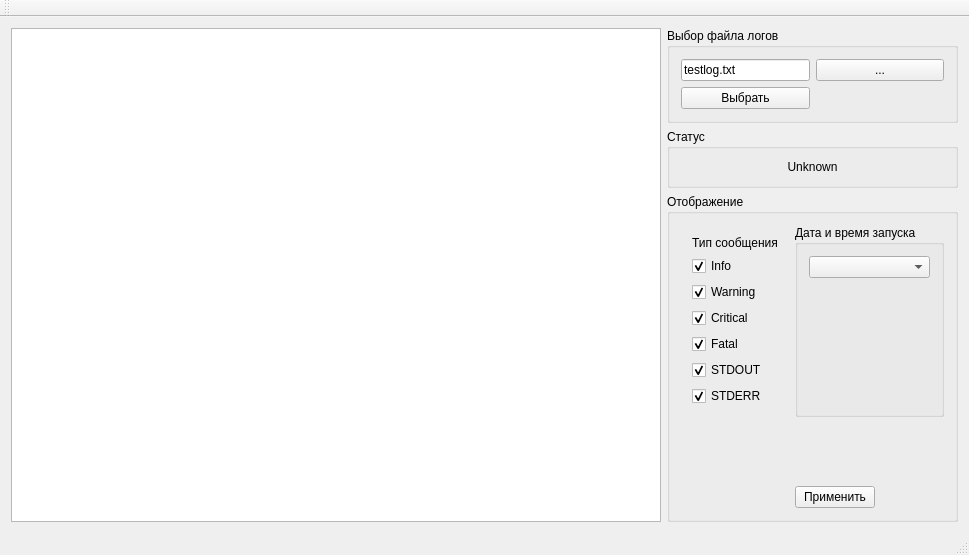
Qt form src/gui/mainwindow.ui (VinTRiZz/Logger) before a commit.
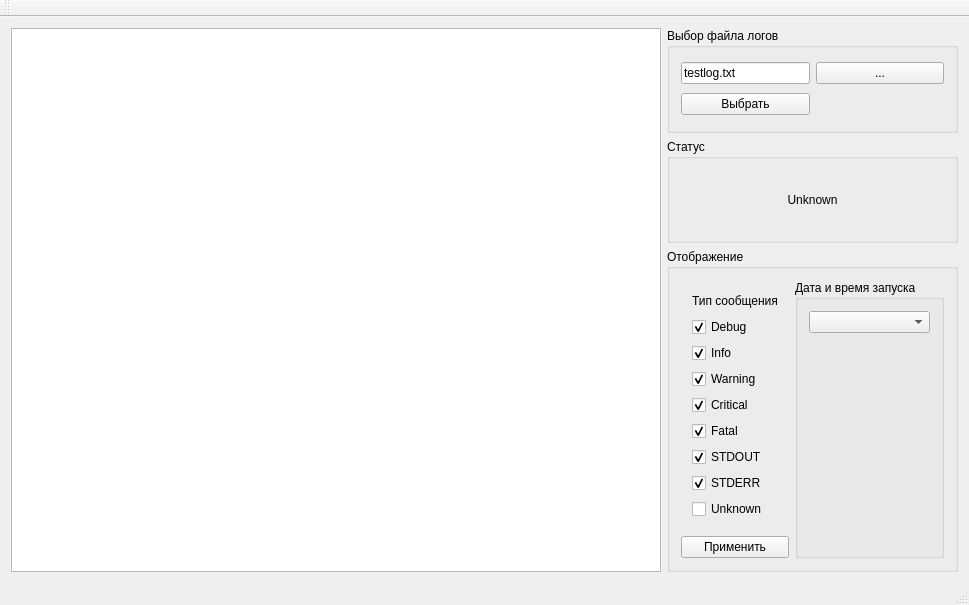
The same form after that commit.

Commit message: Filter for log types

What changed in the file:
```diff
--- a/src/gui/mainwindow.ui
+++ b/src/gui/mainwindow.ui
@@ -7,7 +7,7 @@
     <x>0</x>
     <y>0</y>
     <width>954</width>
-    <height>555</height>
+    <height>605</height>
    </rect>
   </property>
   <property name="windowTitle">
@@ -106,6 +106,31 @@
          <string>Отображение</string>
         </property>
         <layout class="QGridLayout" name="gridLayout_3">
+         <item row="0" column="1" rowspan="2" colspan="2">
+          <widget class="QGroupBox" name="groupBox_4">
+           <property name="title">
+            <string>Дата и время запуска</string>
+           </property>
+           <layout class="QVBoxLayout" name="verticalLayout_4">
+            <item>
+             <widget class="QComboBox" name="sessions_comboBox"/>
+            </item>
+            <item>
+             <spacer name="verticalSpacer_2">
+              <property name="orientation">
+               <enum>Qt::Vertical</enum>
+              </property>
+              <property name="sizeHint" stdset="0">
+               <size>
+                <width>20</width>
+                <height>211</height>
+               </size>
+              </property>
+             </spacer>
+            </item>
+           </layout>
+          </widget>
+         </item>
          <item row="0" column="0">
           <widget class="QWidget" name="widget" native="true">
            <layout class="QVBoxLayout" name="verticalLayout">
@@ -116,6 +141,16 @@
               </property>
              </widget>
             </item>
+            <item>
+             <widget class="QCheckBox" name="showDebug_checkBox">
+              <property name="text">
+               <string>Debug</string>
+              </property>
+              <property name="checked">
+               <bool>true</bool>
+              </property>
+             </widget>
+            </item>
             <item>
              <widget class="QCheckBox" name="showInfo_checkBox">
               <property name="text">
@@ -176,86 +211,26 @@
               </property>
              </widget>
             </item>
+            <item>
+             <widget class="QCheckBox" name="showUnknown_checkBox">
+              <property name="text">
+               <string>Unknown</string>
+              </property>
+              <property name="checked">
+               <bool>false</bool>
+              </property>
+             </widget>
+            </item>
            </layout>
           </widget>
          </item>
          <item row="1" column="0">
-          <spacer name="verticalSpacer">
-           <property name="orientation">
-            <enum>Qt::Vertical</enum>
-           </property>
-           <property name="sizeHint" stdset="0">
-            <size>
-             <width>20</width>
-             <height>26</height>
-            </size>
-           </property>
-          </spacer>
-         </item>
-         <item row="2" column="0">
-          <spacer name="horizontalSpacer_2">
-           <property name="orientation">
-            <enum>Qt::Horizontal</enum>
-           </property>
-           <property name="sizeType">
-            <enum>QSizePolicy::Preferred</enum>
-           </property>
-           <property name="sizeHint" stdset="0">
-            <size>
-             <width>126</width>
-             <height>20</height>
-            </size>
-           </property>
-          </spacer>
-         </item>
-         <item row="2" column="1">
           <widget class="QPushButton" name="acceptShowSettings_pushButton">
            <property name="text">
             <string>Применить</string>
            </property>
           </widget>
          </item>
-         <item row="2" column="2">
-          <spacer name="horizontalSpacer_3">
-           <property name="orientation">
-            <enum>Qt::Horizontal</enum>
-           </property>
-           <property name="sizeType">
-            <enum>QSizePolicy::Preferred</enum>
-           </property>
-           <property name="sizeHint" stdset="0">
-            <size>
-             <width>125</width>
-             <height>20</height>
-            </size>
-           </property>
-          </spacer>
-         </item>
-         <item row="0" column="1" colspan="2">
-          <widget class="QGroupBox" name="groupBox_4">
-           <property name="title">
-            <string>Дата и время запуска</string>
-           </property>
-           <layout class="QVBoxLayout" name="verticalLayout_4">
-            <item>
-             <widget class="QComboBox" name="sessions_comboBox"/>
-            </item>
-            <item>
-             <spacer name="verticalSpacer_2">
-              <property name="orientation">
-               <enum>Qt::Vertical</enum>
-              </property>
-              <property name="sizeHint" stdset="0">
-               <size>
-                <width>20</width>
-                <height>115</height>
-               </size>
-              </property>
-             </spacer>
-            </item>
-           </layout>
-          </widget>
-         </item>
         </layout>
        </widget>
       </item>
```
The commit also changes 4 other files.
